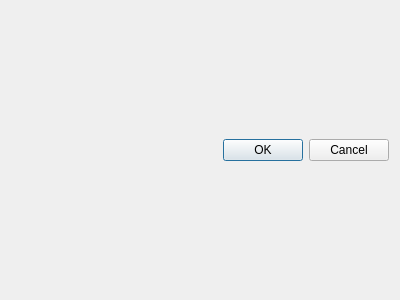
Qt form settingsdialog.ui (RafalUzarowicz/SoloNoble) before a commit.
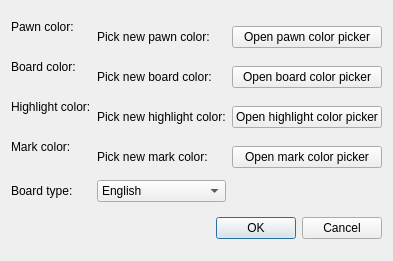
The same form after that commit.

Patch:
```diff
--- a/settingsdialog.ui
+++ b/settingsdialog.ui
@@ -6,18 +6,15 @@
    <rect>
     <x>0</x>
     <y>0</y>
-    <width>400</width>
-    <height>300</height>
+    <width>353</width>
+    <height>261</height>
    </rect>
   </property>
   <property name="windowTitle">
    <string>Dialog</string>
   </property>
   <layout class="QGridLayout" name="gridLayout_2">
-   <item row="0" column="0">
-    <layout class="QGridLayout" name="gridLayout"/>
-   </item>
-   <item row="1" column="0">
+   <item row="2" column="0">
     <widget class="QDialogButtonBox" name="buttonBox">
      <property name="orientation">
       <enum>Qt::Horizontal</enum>
@@ -27,6 +24,168 @@
      </property>
     </widget>
    </item>
+   <item row="1" column="0">
+    <layout class="QGridLayout" name="gridLayout">
+     <item row="5" column="1">
+      <widget class="QLabel" name="markColorLabel">
+       <property name="text">
+        <string>Pick new mark color:</string>
+       </property>
+      </widget>
+     </item>
+     <item row="2" column="1">
+      <widget class="QLabel" name="pawnColorLabel">
+       <property name="text">
+        <string>Pick new pawn color:</string>
+       </property>
+      </widget>
+     </item>
+     <item row="4" column="0">
+      <layout class="QVBoxLayout" name="highlightBoxLayout">
+       <item>
+        <widget class="QLabel" name="highlightLabel">
+         <property name="text">
+          <string>Highlight color:</string>
+         </property>
+        </widget>
+       </item>
+       <item>
+        <widget class="QLabel" name="highlightColorView">
+         <property name="text">
+          <string/>
+         </property>
+        </widget>
+       </item>
+      </layout>
+     </item>
+     <item row="3" column="2">
+      <widget class="QPushButton" name="boardColorButton">
+       <property name="text">
+        <string>Open board color picker</string>
+       </property>
+      </widget>
+     </item>
+     <item row="2" column="0">
+      <layout class="QVBoxLayout" name="pawnBoxLayout">
+       <item>
+        <widget class="QLabel" name="pawnLabel">
+         <property name="text">
+          <string>Pawn color:</string>
+         </property>
+        </widget>
+       </item>
+       <item>
+        <widget class="QLabel" name="pawnColorView">
+         <property name="text">
+          <string/>
+         </property>
+        </widget>
+       </item>
+      </layout>
+     </item>
+     <item row="4" column="1">
+      <widget class="QLabel" name="highlightColorLabel">
+       <property name="text">
+        <string>Pick new highlight color:</string>
+       </property>
+      </widget>
+     </item>
+     <item row="2" column="2">
+      <widget class="QPushButton" name="pawnColorButton">
+       <property name="text">
+        <string>Open pawn color picker</string>
+       </property>
+      </widget>
+     </item>
+     <item row="3" column="0">
+      <layout class="QVBoxLayout" name="boardBoxLayout">
+       <item>
+        <widget class="QLabel" name="boardLabel">
+         <property name="text">
+          <string>Board color:</string>
+         </property>
+        </widget>
+       </item>
+       <item>
+        <widget class="QLabel" name="boardColorView">
+         <property name="text">
+          <string/>
+         </property>
+        </widget>
+       </item>
+      </layout>
+     </item>
+     <item row="6" column="0">
+      <widget class="QLabel" name="boardTypeLabel">
+       <property name="text">
+        <string>Board type:</string>
+       </property>
+      </widget>
+     </item>
+     <item row="4" column="2">
+      <widget class="QPushButton" name="highlightColorButton">
+       <property name="text">
+        <string>Open highlight color picker</string>
+       </property>
+      </widget>
+     </item>
+     <item row="6" column="1">
+      <widget class="QComboBox" name="comboBox">
+       <property name="sizePolicy">
+        <sizepolicy hsizetype="Preferred" vsizetype="Fixed">
+         <horstretch>0</horstretch>
+         <verstretch>1</verstretch>
+        </sizepolicy>
+       </property>
+       <property name="currentIndex">
+        <number>0</number>
+       </property>
+       <item>
+        <property name="text">
+         <string>English</string>
+        </property>
+       </item>
+       <item>
+        <property name="text">
+         <string>European</string>
+        </property>
+       </item>
+      </widget>
+     </item>
+     <item row="5" column="2">
+      <widget class="QPushButton" name="markColorButton">
+       <property name="text">
+        <string>Open mark color picker</string>
+       </property>
+      </widget>
+     </item>
+     <item row="3" column="1">
+      <widget class="QLabel" name="boardColorLabel">
+       <property name="text">
+        <string>Pick new board color:</string>
+       </property>
+      </widget>
+     </item>
+     <item row="5" column="0">
+      <layout class="QVBoxLayout" name="markBoxLayout">
+       <item>
+        <widget class="QLabel" name="markLabel">
+         <property name="text">
+          <string>Mark color:</string>
+         </property>
+        </widget>
+       </item>
+       <item>
+        <widget class="QLabel" name="markColorView">
+         <property name="text">
+          <string/>
+         </property>
+        </widget>
+       </item>
+      </layout>
+     </item>
+    </layout>
+   </item>
   </layout>
  </widget>
  <resources/>
```
Left out of the diff: 15 changed lines with no effect on the pictures.
